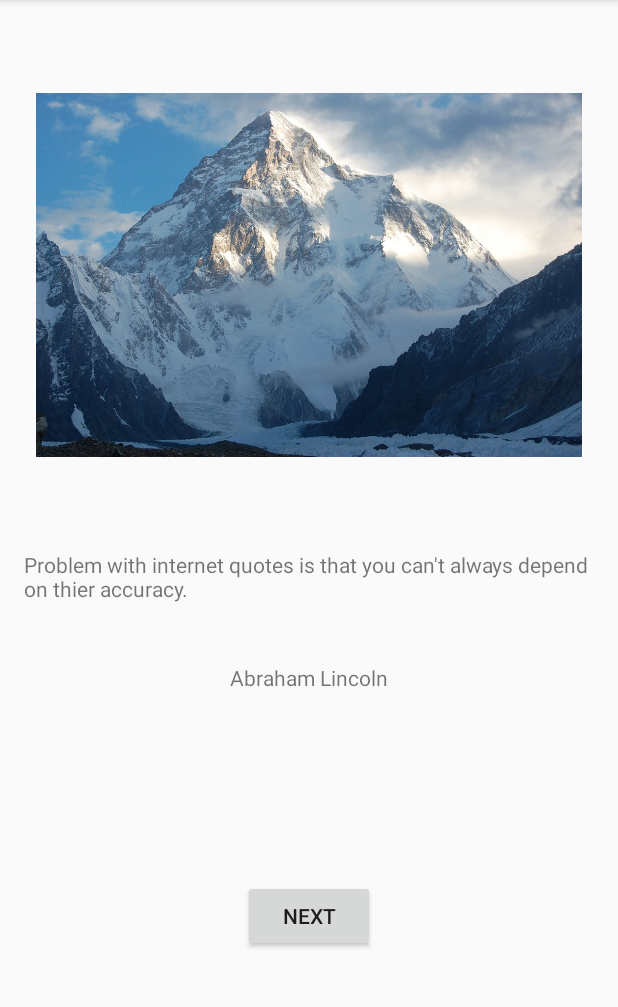
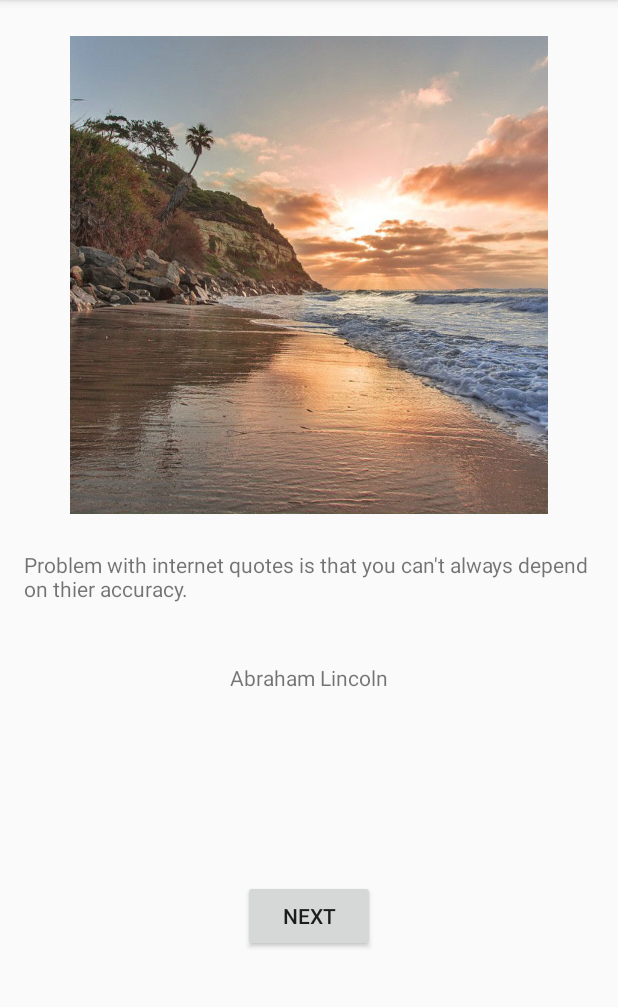
Before and after one commit to DradisVoid/QuoteOfTheDay, an Android app: the screen it shows after launch (QuoteActivity), on a phone screen of 412 x 824 dp, the part 84-1091 px from its top. Run offline under Robolectric (Android 15) with nearby library versions, the phone set to English and light mode, and no system bars.

Commit message:
Added new quotes and images

```diff
--- a/app/src/main/java/edu/andrews/cptr252/arn/quoteoftheday/Quote.java
+++ b/app/src/main/java/edu/andrews/cptr252/arn/quoteoftheday/Quote.java
@@ -11,16 +11,21 @@ public class Quote {
     /** Reference to author's fact */
     private int mAuthorFact;
 
+    /** Reference to inspirational picture */
+    private int mImage;
+
     /**
      * Create a new quote
      * @param quote     Resource id for quote text
      * @param author    Resource id for quote author
      * @param authorFact    Resource id for fact about author
+     * @param image     Resource id for inspirational image
      */
-    public Quote(int quote, int author, int authorFact) {
+    public Quote(int quote, int author, int authorFact, int image) {
         mQuote = quote;
         mAuthor = author;
         mAuthorFact = authorFact;
+        mImage = image;
     }
 
     /** Getters and setters */
@@ -47,4 +52,12 @@ public class Quote {
     public void setAuthorFact(int mAuthorFact) {
         this.mAuthorFact = mAuthorFact;
     }
+
+    public int getImage() {
+        return mImage;
+    }
+
+    public void setImage(int mImage) {
+        this.mImage = mImage;
+    }
 }
--- a/app/src/main/java/edu/andrews/cptr252/arn/quoteoftheday/QuoteActivity.java
+++ b/app/src/main/java/edu/andrews/cptr252/arn/quoteoftheday/QuoteActivity.java
@@ -17,28 +17,47 @@ public class QuoteActivity extends AppCompatActivity {
     /** Key for fact about author stored in Intent sent to AuthorFactActivity. */
     public static final String EXTRA_AUTHOR_FACT = "edu.andrews.cptr252.arn.quoteoftheday.author_fact";
 
+    /** Key for preserving current quote when rotating device */
     private static final String KEY_QUOTE_INDEX = "quoteIndex";
 
     /** ImageView used to display inspirational image */
     private ImageView mImageView;
 
+    /** TextView used to display a quote */
     private TextView mQuoteTextView;
+
+    /** TextView used to display a quote's author */
     private TextView mAuthorTextView;
+
+    /** Button used to navigate to the next quote */
     private Button mNextButton;
 
     /** Quotes used in app */
     private Quote[] mQuoteList = new Quote[] {
             new Quote(R.string.quote_text_0,
                     R.string.quote_author_0,
-                    R.string.author_fact_0),
+                    R.string.author_fact_0,
+                    R.drawable.image_0),
 
             new Quote(R.string.quote_text_1,
                     R.string.quote_author_1,
-                    R.string.author_fact_1),
+                    R.string.author_fact_1,
+                    R.drawable.image_1),
 
             new Quote(R.string.quote_text_2,
                     R.string.quote_author_2,
-                    R.string.author_fact_2)
+                    R.string.author_fact_2,
+                    R.drawable.image_2),
+
+            new Quote(R.string.quote_text_3,
+                    R.string.quote_author_3,
+                    R.string.author_fact_3,
+                    R.drawable.image_3),
+
+            new Quote(R.string.quote_text_4,
+                    R.string.quote_author_4,
+                    R.string.author_fact_4,
+                    R.drawable.image_4)
     };
 
     /** Index of current in list */
@@ -55,9 +74,11 @@ public class QuoteActivity extends AppCompatActivity {
     private void updateQuote() {
         int quote = mQuoteList[mCurrentIndex].getQuote();
         int author = mQuoteList[mCurrentIndex].getAuthor();
+        int image = mQuoteList[mCurrentIndex].getImage();
 
         mQuoteTextView.setText(quote);
         mAuthorTextView.setText(author);
+        mImageView.setImageResource(image);
     }
 
     /**
@@ -88,7 +109,8 @@ public class QuoteActivity extends AppCompatActivity {
 
         // Display image
         mImageView = findViewById(R.id.imageView);
-        mImageView.setImageResource(R.drawable.mountain_pic);
+        int image = mQuoteList[mCurrentIndex].getImage();
+        mImageView.setImageResource(image);
 
         // Display the text for the quote
         mQuoteTextView = findViewById(R.id.quoteTextView);
--- a/app/src/main/res/layout/activity_quote.xml
+++ b/app/src/main/res/layout/activity_quote.xml
@@ -60,6 +60,6 @@
         app:layout_constraintEnd_toEndOf="parent"
         app:layout_constraintStart_toStartOf="parent"
         app:layout_constraintTop_toTopOf="parent"
-        app:srcCompat="@drawable/mountain_pic" />
+        app:srcCompat="@drawable/image_1" />
 
 </android.support.constraint.ConstraintLayout>
--- a/app/src/main/res/values/strings.xml
+++ b/app/src/main/res/values/strings.xml
@@ -2,14 +2,20 @@
     <string name="app_name">Quote of the Day</string>
     <string name="next_button">Next</string>
     <string name="quote_text_0">Problem with internet quotes is that you can\'t always depend on thier accuracy.</string>
+    <string name="quote_text_1">Age is not important unless you\'re a cheese.</string>
+    <string name="quote_text_2">Because of their size, parents may be difficult to discipline properly.</string>
+    <string name="quote_text_3">Our greatest glory is not in never falling, but in rising every time we fall.</string>
+    <string name="quote_text_4">All our dreams can come true, if we have the courage to pursue them.</string>
     <string name="quote_author_0">Abraham Lincoln</string>
-    <string name="quote_text_1">Age is not important unless you\'re a cheese.</string>
     <string name="quote_author_1">Helen Hayes</string>
-    <string name="quote_text_2">Because of their size, parents may be difficult to discipline properly.</string>
     <string name="quote_author_2">P.J. O\'Rourke</string>
+    <string name="quote_author_3">Confucius</string>
+    <string name="quote_author_4">Walt Disney</string>
     <string name="author_fact_0">Abraham Lincoln was the 16th U.S. president and died over 100 years before the internet existed.</string>
     <string name="author_fact_1">Helen Hayes won an Emmy, a Grammy, an Oscar, and a Tony award.</string>
     <string name="author_fact_2">P.J. O\'Rourke was born in Toledo, OH.</string>
+    <string name="author_fact_3">Confucius was an influential Chinese philosopher, teacher and political figure.</string>
+    <string name="author_fact_4">From 1928 to 1947, Walt Disney was the voice of Mickey Mouse.</string>
     <string name="fact_error">Fact missing</string>
     <string name="imageview_description">Inspirational image of mountains or kittens and such</string>
 </resources>
```
Also changed, not shown: app/src/main/res/drawable/image_0.jpg (added), app/src/main/res/drawable/image_1.jpg (renamed from app/src/main/res/drawable/mountain_pic.jpg), app/src/main/res/drawable/image_2.jpg (added), app/src/main/res/drawable/image_3.jpg (added), app/src/main/res/drawable/image_4.jpg (added).
